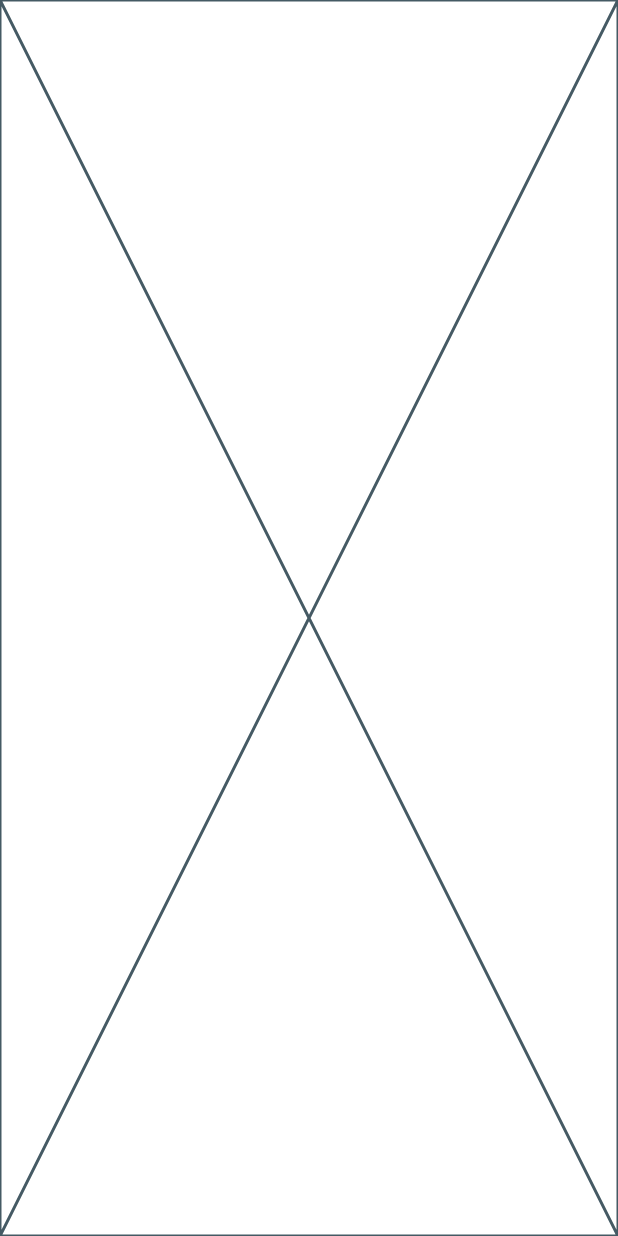
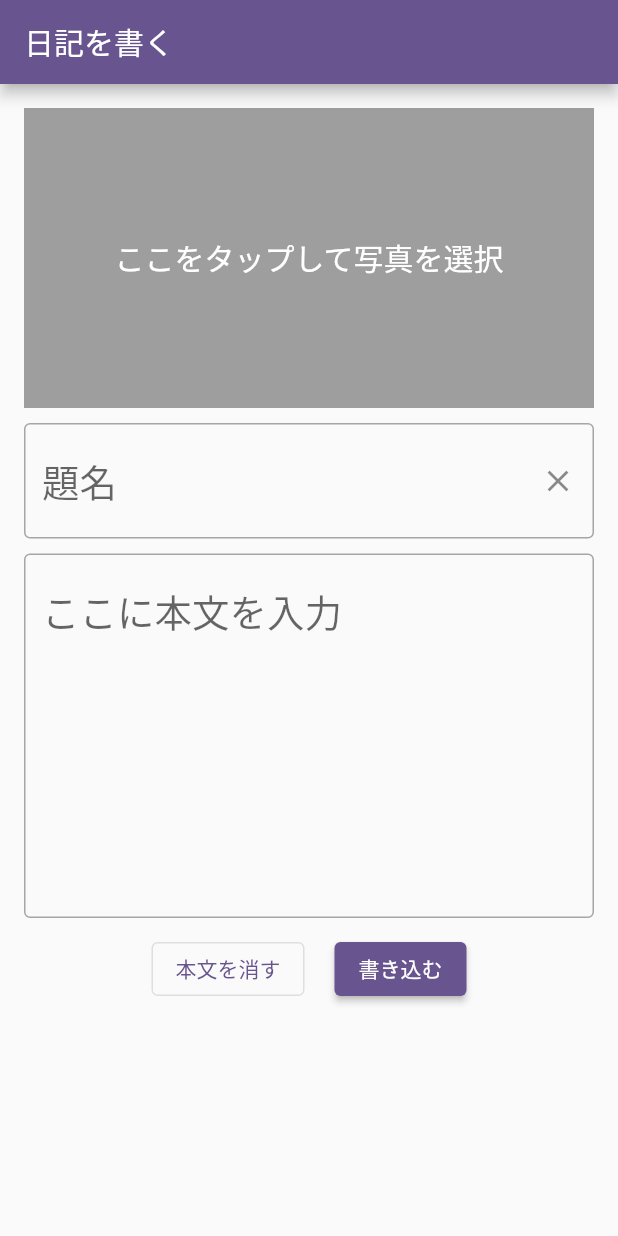
Before and after one commit to momomo0420-lab/image_diary, a Flutter app: the screen it shows after launch, on a phone screen of 412 x 824 dp. Run offline on Flutter 3.47's test engine with Material 2 defaults, Android fonts, the phone set to English and light mode, and no system bars; drawn by our look-alikes of loader_overlay; our stand-ins replace image_picker.

Commit message:
Created a AddPageScreen.

```diff
--- /dev/null
+++ b/lib/app_navigator.dart
@@ -0,0 +1,45 @@
+import 'package:flutter/material.dart';
+import 'package:image_diary/model/diary_page_repository.dart';
+import 'package:image_diary/model/diary_page_repository_stub.dart';
+import 'package:image_diary/ui/add_diary/add_page_screen.dart';
+
+enum ImageDiaryScreens {
+  add,
+}
+
+class AppNavigator extends StatefulWidget {
+  const AppNavigator({super.key});
+
+  @override
+  State<AppNavigator> createState() => _AppNavigatorState();
+}
+
+class _AppNavigatorState extends State<AppNavigator> {
+  final _repository = DiaryPageRepositoryStub();
+
+  @override
+  Widget build(BuildContext context) {
+    return MaterialApp(
+      title: '画像日記アプリ',
+      theme: ThemeData(
+        colorScheme: ColorScheme.fromSeed(seedColor: Colors.deepPurple),
+        useMaterial3: false,
+      ),
+      routes: <String, WidgetBuilder> {
+        // ImageDiaryScreen.start.name: (BuildContext context) => DiaryListScreen(repository: repository.requireData),
+        // ImageDiaryScreen.detail.name: (BuildContext context) => const DetailDiaryScreen(),
+        ImageDiaryScreens.add.name: (BuildContext context) {
+          return AddPageScreen(
+            repository: _repository,
+            navigateToNextScreen: () {
+              ScaffoldMessenger.of(context).showSnackBar(
+                const SnackBar(content: Text('画面遷移機能は準備中です'))
+              );
+            },
+          );
+        }
+      },
+      initialRoute: ImageDiaryScreens.add.name,
+    );
+  }
+}
--- a/lib/main.dart
+++ b/lib/main.dart
@@ -1,14 +1,7 @@
 import 'package:flutter/material.dart';
 
+import 'app_navigator.dart';
+
 void main() {
-  runApp(const BlankWidget());
+  runApp(const AppNavigator());
 }
-
-class BlankWidget extends StatelessWidget {
-  const BlankWidget({super.key});
-
-  @override
-  Widget build(BuildContext context) {
-    return const Placeholder();
-  }
-}
--- /dev/null
+++ b/lib/model/diary_page.dart
@@ -0,0 +1,51 @@
+import 'package:image_picker/image_picker.dart';
+
+class DiaryPage {
+  // final int id;
+  final String title;
+  final String content;
+  final DateTime date;
+  final XFile image;
+
+  const DiaryPage({
+    // required this.id,
+    required this.title,
+    required this.content,
+    required this.date,
+    required this.image
+  });
+
+  factory DiaryPage.from(
+      String title,
+      String content,
+      DateTime date,
+      XFile image
+  ) {
+    return DiaryPage(
+      title: title,
+      content: content,
+      date: date,
+      image: image
+    );
+  }
+
+  // Future<Diary> toDiary() async {
+  //   return Diary(
+  //     id: id,
+  //     title: title,
+  //     content: content,
+  //     date: date.microsecondsSinceEpoch,
+  //     image: await image.readAsBytes(),
+  //   );
+  // }
+  //
+  // factory Diary.from(Diary diary) {
+  //   return Diary(
+  //     id: diary.id,
+  //     title: diary.title,
+  //     content: diary.content,
+  //     date: DateTime.fromMillisecondsSinceEpoch(diary.date),
+  //     image: XFile.fromData(diary.image),
+  //   );
+  // }
+}
--- /dev/null
+++ b/lib/model/diary_page_repository.dart
@@ -0,0 +1,7 @@
+import 'package:image_diary/model/diary_page.dart';
+
+abstract class DiaryPageRepository {
+  Future<List<DiaryPage>?> findAll();
+  Future<DiaryPage?> findBy(int id);
+  Future<void> insert(DiaryPage imageDiary);
+}
--- /dev/null
+++ b/lib/ui/add_diary/add_page_body.dart
@@ -0,0 +1,86 @@
+import 'package:flutter/material.dart';
+import 'package:image_diary/ui/widgets/content_text_field.dart';
+import 'package:image_diary/ui/widgets/image_container.dart';
+import 'package:image_diary/ui/widgets/title_text_field.dart';
+import 'package:image_picker/image_picker.dart';
+
+/// ページ追加用スクリーンのメイン
+class AddPageBody extends StatelessWidget {
+  // タイトル入力用のコントローラー
+  final TextEditingController _titleController;
+  // 本文入力用のコントローラー
+  final TextEditingController _contentController;
+  // 画面表示する画像（nullの場合は[ここをタップして写真を選択]を表示）
+  final XFile? _image;
+  // 画像部分が押された場合の処理
+  final Function() _onImageContainer;
+  // [書き込み]ボタンが押された場合の処理
+  final Function(String title, String content, XFile? image) _onWritingButton;
+
+  // コンストラクタ
+  const AddPageBody({
+    super.key,
+    required titleController,
+    required contentController,
+    required image,
+    required onImageContainer,
+    required onWritingButton,
+  }): _titleController = titleController,
+        _contentController = contentController,
+        _image = image,
+        _onImageContainer = onImageContainer,
+        _onWritingButton = onWritingButton;
+
+  // メイン
+  @override
+  Widget build(BuildContext context) {
+    return SingleChildScrollView(
+      child: Center(
+        child: Padding(
+          padding: const EdgeInsets.all(16),
+          child: Column(
+            children: [
+              ImageContainer(
+                image: _image,
+                onImageContainer: _onImageContainer,
+              ),
+              const SizedBox(height: 10),
+
+              TitleTextField(
+                controller: _titleController,
+              ),
+              const SizedBox(height: 10,),
+
+              ContentTextField(
+                controller: _contentController,
+              ),
+              const SizedBox(height: 10,),
+
+              Row(
+                mainAxisAlignment: MainAxisAlignment.center,
+                children: [
+                  OutlinedButton(
+                      onPressed: () => _contentController.clear(),
+                      child: const Text('本文を消す'),
+                  ),
+                  const SizedBox(width: 20,),
+
+                  ElevatedButton(
+                    onPressed: () {
+                      _onWritingButton(
+                        _titleController.text,
+                        _contentController.text,
+                        _image
+                      );
+                    },
+                    child: const Text('書き込む'),
+                  ),
+                ],
+              )
+            ],
+          ),
+        ),
+      ),
+    );
+  }
+}
--- /dev/null
+++ b/lib/ui/add_diary/add_page_screen.dart
@@ -0,0 +1,132 @@
+import 'package:flutter/material.dart';
+import 'package:image_diary/model/diary_page_repository.dart';
+import 'package:image_diary/model/diary_page.dart';
+import 'package:image_diary/ui/add_diary/add_page_body.dart';
+import 'package:image_picker/image_picker.dart';
+import 'package:loader_overlay/loader_overlay.dart';
+
+/// ページ追加用画面
+class AddPageScreen extends StatefulWidget {
+  // 日記のページ操作用リポジトリ
+  final DiaryPageRepository _repository;
+  // 次の画面への遷移先
+  final Function() _navigateToNextScreen;
+
+  // コンストラクタ
+  const AddPageScreen({
+    super.key,
+    required repository,
+    required navigateToNextScreen,
+  }): _repository = repository,
+    _navigateToNextScreen = navigateToNextScreen;
+
+  @override
+  State<AddPageScreen> createState() => _AddPageScreenState();
+}
+
+class _AddPageScreenState extends State<AddPageScreen> {
+  // タイトル用のコントローラー
+  final _titleController = TextEditingController();
+  // 本文用のコントローラー
+  final _contentController = TextEditingController();
+  // イメージピッカー
+  final _imagePicker = ImagePicker();
+  // 画面に表示する画像
+  XFile? _image;
+
+  // メイン
+  @override
+  Widget build(BuildContext context) {
+    return Scaffold(
+      appBar: AppBar(title: const Text('日記を書く')),
+      body: LoaderOverlay(
+        child: AddPageBody(
+          titleController: _titleController,
+          contentController: _contentController,
+          image: _image,
+          onImageContainer: () => _onImageContainer(context),
+          onWritingButton: (title, content, image) => _onWritingButton(context, title, content, image),
+        ),
+      ),
+    );
+  }
+
+  /// 画像コンテナを押下された際の処理
+  ///
+  /// @param context  コンテキスト
+  Future<void> _onImageContainer(BuildContext context) async {
+    // 画面を暗転し、ユーザーに画像を選択してもらう
+    context.loaderOverlay.show();
+    final pickedFile = await _imagePicker.pickImage(source: ImageSource.gallery);
+
+    // ユーザーが画面選択後、画面の暗転を解除する
+    if(!mounted) return;
+    context.loaderOverlay.hide();
+
+    // 選択された画像を状態保存
+    setState(() {
+      if(pickedFile != null) {
+        _image = XFile(pickedFile.path);
+      }
+    });
+  }
+
+  /// [書き込み]ボタンを押下された際の処理
+  ///
+  /// @param context  コンテキスト
+  /// @param title    タイトル
+  /// @param content  本文
+  /// @param image    画像
+  Future<void> _onWritingButton(
+      BuildContext context,
+      String title,
+      String content,
+      XFile? image
+  ) async {
+
+    // 入力された内容に不備が無いか確認する
+    // 不備がある場合はスナックバーを表示後、情報入力継続
+    if(!_hasRequiredData(title, content, image)) {
+      ScaffoldMessenger.of(context).showSnackBar(
+        const SnackBar(content: Text('入力されていない項目があります。'))
+      );
+      return;
+    }
+
+    // 画面を暗転後、ページの登録を行う
+    context.loaderOverlay.show();
+    final page = DiaryPage(title: title, content: content, date: DateTime.now(), image: image!);
+
+    await widget._repository.insert(page);
+
+    // 登録完了後、暗転を解除し次の画面へ遷移
+    if(!mounted) return;
+    context.loaderOverlay.hide();
+
+    widget._navigateToNextScreen();
+  }
+
+  /// ページ登録のために必要なデータが揃っているか確認する処理
+  ///
+  /// @param title    タイトル
+  /// @param content  本文
+  /// @param image    画像
+  ///
+  /// @return ture  過不足なく入力されている
+  ///         false 入力項目に不備がある
+  bool _hasRequiredData(
+      String title,
+      String content,
+      XFile? image
+  ) {
+    bool result = true;
+
+    if((title == "") ||
+        (content == "") ||
+        (image == null)) {
+      result = false;
+    }
+
+    return result;
+  }
+}
--- /dev/null
+++ b/lib/ui/widgets/content_text_field.dart
@@ -0,0 +1,37 @@
+import 'package:flutter/material.dart';
+
+class ContentTextField extends StatelessWidget {
+  final TextEditingController _controller;
+  final Function(String)? _onSubmitted;
+
+  const ContentTextField({
+    super.key,
+    required TextEditingController controller,
+    Function(String)? onSubmitted,
+  }): _onSubmitted = onSubmitted,
+        _controller = controller;
+
+  @override
+  Widget build(BuildContext context) {
+    return Row(
+      children: [
+        Expanded(
+          child: TextFormField(
+            style: const TextStyle(
+              fontSize: 25
+            ),
+            textAlign: TextAlign.start,
+            controller: _controller,
+            maxLines: 7,
+            keyboardType: TextInputType.multiline,
+            onFieldSubmitted: (text) => (_onSubmitted == null) ? null : _onSubmitted!(text),
+            decoration: const InputDecoration(
+              hintText: 'ここに本文を入力',
+              border: OutlineInputBorder(),
+            ),
+          ),
+        ),
+      ],
+    );
+  }
+}
--- /dev/null
+++ b/lib/ui/widgets/image_container.dart
@@ -0,0 +1,47 @@
+import 'dart:io';
+
+import 'package:flutter/material.dart';
+import 'package:image_picker/image_picker.dart';
+
+class ImageContainer extends StatelessWidget {
+  final XFile? _image;
+  final Function() _onImageContainer;
+
+  const ImageContainer({
+    super.key,
+    required image,
+    required onImageContainer,
+  }): _image = image,
+        _onImageContainer = onImageContainer;
+
+  @override
+  Widget build(BuildContext context) {
+    return InkWell(
+      onTap: () => _onImageContainer(),
+      child: Container(
+        height: 200,
+        width: double.infinity,
+        color: Colors.grey,
+        child: _getContentToShow(_image),
+      ),
+    );
+  }
+
+  Widget _getContentToShow(XFile? image) {
+    Widget widget;
+
+    if(image == null) {
+      widget = const Center(
+          child: Text('ここをタップして写真を選択',
+            style: TextStyle(
+              color: Colors.white,
+              fontSize: 20,
+            ),
+          )
+      );
+    } else {
+      widget = Image.file(File(_image!.path));
+    }
+    return widget;
+  }
+}
--- /dev/null
+++ b/lib/ui/widgets/title_text_field.dart
@@ -0,0 +1,40 @@
+import 'package:flutter/material.dart';
+
+class TitleTextField extends StatelessWidget {
+  final TextEditingController _controller;
+  final Function(String)? _onSubmitted;
+
+  const TitleTextField({
+    super.key,
+    required TextEditingController controller,
+    Function(String)? onSubmitted,
+  }) : _onSubmitted = onSubmitted,
+        _controller = controller;
+
+  @override
+  Widget build(BuildContext context) {
+    return Row(
+      children: [
+        Expanded(
+          child: TextFormField(
+            style: const TextStyle(fontSize: 25),
+            textAlign: TextAlign.start,
+            controller: _controller,
+            keyboardType: TextInputType.text,
+            onFieldSubmitted: (text) => (_onSubmitted == null) ? null : _onSubmitted!(text),
+            decoration: InputDecoration(
+              hintText: '題名',
+              border: const OutlineInputBorder(),
+              suffixIcon: IconButton(
+                onPressed: () {
+                  _controller.clear();
+                },
+                icon: const Icon(Icons.clear),
+              ),
+            ),
+          ),
+        ),
+      ],
+    );
+  }
+}
--- a/pubspec.yaml
+++ b/pubspec.yaml
@@ -30,6 +30,8 @@ environment:
 dependencies:
   flutter:
     sdk: flutter
+  image_picker:
+  loader_overlay:
 
 
   # The following adds the Cupertino Icons font to your application.
```
Also changed, not shown: lib/model/diary_page_repository_stub.dart (added, +21 -0 lines), lib/ui/widgets/diary_card.dart (added, +54 -0 lines), pubspec.lock, 6 other files.
